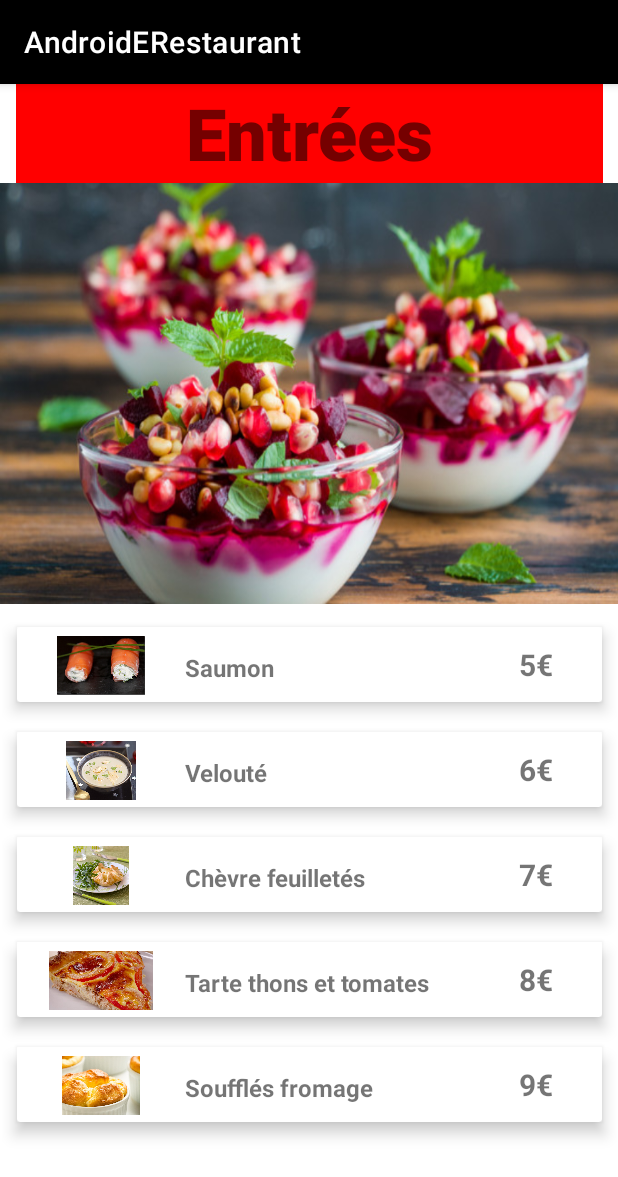
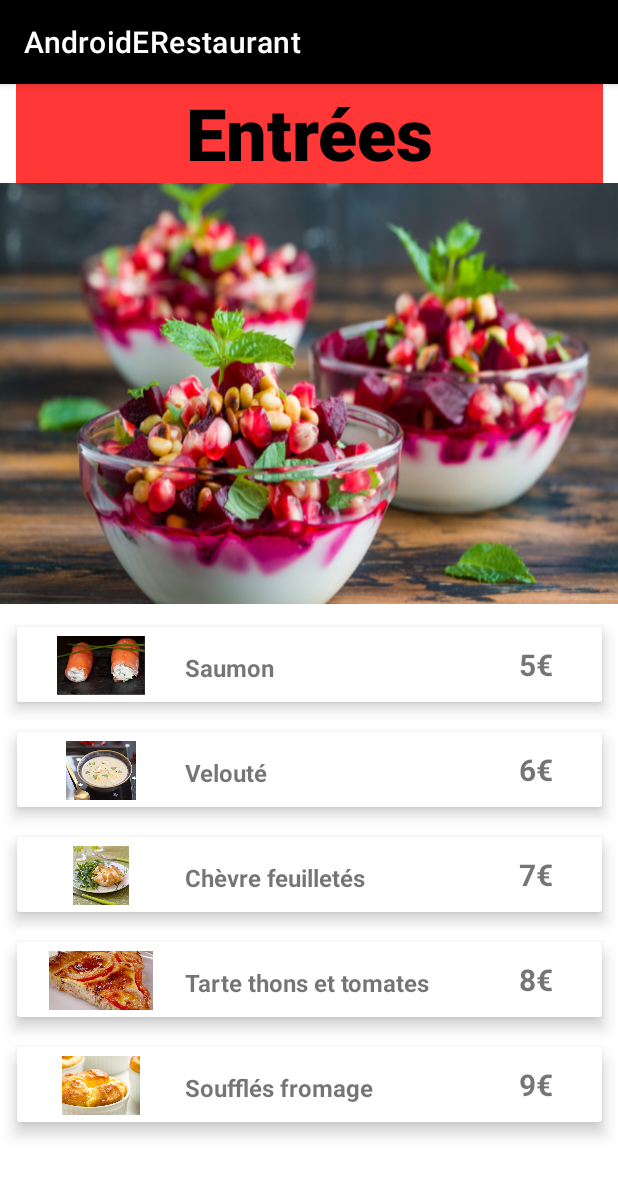
Before and after one commit to DylanVautrin/AndroidERestaurant, an Android app: the screen it shows after launch (CategoryActivity), after a tap on "Entrées", on a phone screen of 412 x 824 dp. Shown: the top 1177 px of the screen. Run offline under Robolectric (Android 15) with nearby library versions, the phone set to English and light mode, and no system bars; our stand-ins replace Volley; network calls fail.

```diff
--- a/app/src/main/AndroidManifest.xml
+++ b/app/src/main/AndroidManifest.xml
@@ -1,10 +1,10 @@
 <?xml version="1.0" encoding="utf-8"?>
 <manifest xmlns:android="http://schemas.android.com/apk/res/android"
     package="fr.isen.vautrin.androidrestaurant">
-
+    <uses-permission android:name="android.permission.INTERNET" />
     <application
         android:allowBackup="true"
-        android:icon="@mipmap/ic_launcher"
+        android:icon="@drawable/capture_d_cran_2022_03_03_111258"
         android:label="@string/app_name"
         android:roundIcon="@mipmap/ic_launcher_round"
         android:supportsRtl="true"
--- a/app/src/main/java/fr/isen/vautrin/androidrestaurant/CategoryActivity.kt
+++ b/app/src/main/java/fr/isen/vautrin/androidrestaurant/CategoryActivity.kt
@@ -2,30 +2,33 @@ package fr.isen.vautrin.androidrestaurant
 
 import android.graphics.Color
 import android.os.Bundle
+import android.util.Log
 import android.widget.ImageView
 import android.widget.TextView
 import android.widget.Toast
 import androidx.appcompat.app.AppCompatActivity
 import androidx.recyclerview.widget.LinearLayoutManager
 import androidx.recyclerview.widget.RecyclerView
-
-
+import com.android.volley.Request
+import com.android.volley.RequestQueue
+import com.android.volley.toolbox.JsonObjectRequest
+import com.android.volley.toolbox.Volley
+import org.json.JSONException
 
 
 class CategoryActivity : AppCompatActivity() {
+    private var requestQueue: RequestQueue? = null
     override fun onCreate(savedInstanceState: Bundle?) {
         super.onCreate(savedInstanceState)
         setContentView(R.layout.activity_categorie)
-
-        val img = intent.getStringExtra("img")
         val color = intent.getIntExtra("color", Color.GRAY)
         val name = intent.getStringExtra("name")
         val texte = findViewById<TextView>(R.id.text1)
-        val img_asset = findViewById<ImageView>(R.id.Img)
-        val list = findViewById<RecyclerView>(R.id.Liste)
+        val imgasset = findViewById<ImageView>(R.id.Img)
         texte.text=name
         texte.setBackgroundColor(color)
-        img_asset.setImageResource(intent.getIntExtra("img",0))
+        texte.background.alpha=200
+        imgasset.setImageResource(intent.getIntExtra("img",0))
         val toast = Toast.makeText(this, "Vous êtes dans le menu des ".plus(name), Toast.LENGTH_SHORT)
         toast.show()
         // getting the recyclerview by its id
@@ -37,6 +40,17 @@ class CategoryActivity : AppCompatActivity() {
         var arrayprice = intArrayOf(0)
         var arrayimg = arrayOf("")
         val data = ArrayList<ItemViewModel>()
+        ///////API//////////////////////////
+        requestQueue = Volley.newRequestQueue(this)
+        jsonParse()
+
+
+
+        ////////////////////////////////////
+
+
+
+        ////////LISTE EN DUR///////////
         when(name)
         {
             "Entrées" ->{ array = resources.getStringArray(R.array.ListEntree)
@@ -49,7 +63,7 @@ class CategoryActivity : AppCompatActivity() {
               arrayprice = resources.getIntArray(R.array.PriceDesserts)
                 arrayimg = resources.getStringArray(R.array.ImgDesserts)}
         }
-
+        //////////////////////////////////
         // This loop will create 20 Views containing
         // the image with the count of view
         for (i in 0..4) {
@@ -64,4 +78,20 @@ class CategoryActivity : AppCompatActivity() {
 
     }
 
+    private fun jsonParse() {
+        val url = "http://test.api.catering.bluecodegames.com/menu"
+        val request = JsonObjectRequest(Request.Method.GET, url, null, { response ->
+            try {
+                val jsonArray = response.getJSONArray("menu")
+                for (i in 0 until jsonArray.length()) {
+                    val menu =  jsonArray.getJSONObject(i)
+                    val firstvalue = menu.getString("Entrées")
+                    Log.d("CategoryActivity",firstvalue)
+                }
+            } catch (e: JSONException) {
+                e.printStackTrace()
+            }
+        }, { error -> error.printStackTrace() })
+        requestQueue?.add(request)
+    }
 }
--- a/app/src/main/res/layout/activity_categorie.xml
+++ b/app/src/main/res/layout/activity_categorie.xml
@@ -12,7 +12,9 @@
         android:layout_height="66dp"
         android:fontFamily="sans-serif-black"
         android:textAlignment="center"
+        android:textColor="#000000"
         android:textSize="48sp"
+        android:textStyle="bold"
         app:layout_constraintBottom_toTopOf="@+id/Img"
         app:layout_constraintEnd_toEndOf="parent"
         app:layout_constraintHorizontal_bias="0.5"
--- a/app/src/main/res/layout/cell_categorie.xml
+++ b/app/src/main/res/layout/cell_categorie.xml
@@ -21,13 +21,14 @@
             app:layout_constraintBottom_toBottomOf="parent"
             app:layout_constraintStart_toStartOf="parent"
             app:layout_constraintTop_toTopOf="parent"
-            app:layout_constraintVertical_bias="0.545" />
+            app:layout_constraintVertical_bias="0.545"
+            android:contentDescription="@string/MainLogo" />
 
         <TextView
             android:id="@+id/textView"
             android:layout_width="wrap_content"
             android:layout_height="wrap_content"
-            android:text="Name"
+            android:text=""
             android:textSize="16sp"
             android:textStyle="bold"
             app:layout_constraintBottom_toBottomOf="parent"
@@ -41,7 +42,7 @@
             android:id="@+id/priceView"
             android:layout_width="55dp"
             android:layout_height="27dp"
-            android:text="Price"
+            android:text=""
             android:textSize="20sp"
             android:textStyle="bold"
             app:layout_constraintBottom_toBottomOf="parent"
```
Also changed, not shown: app/build.gradle (+9 -7 lines).
